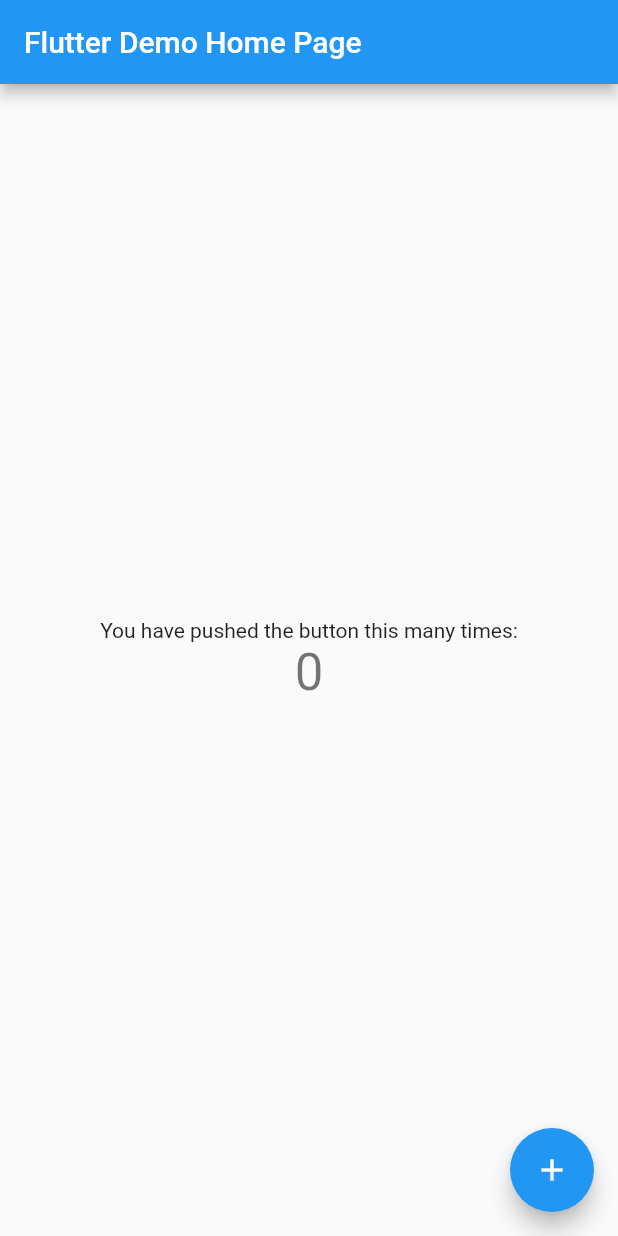
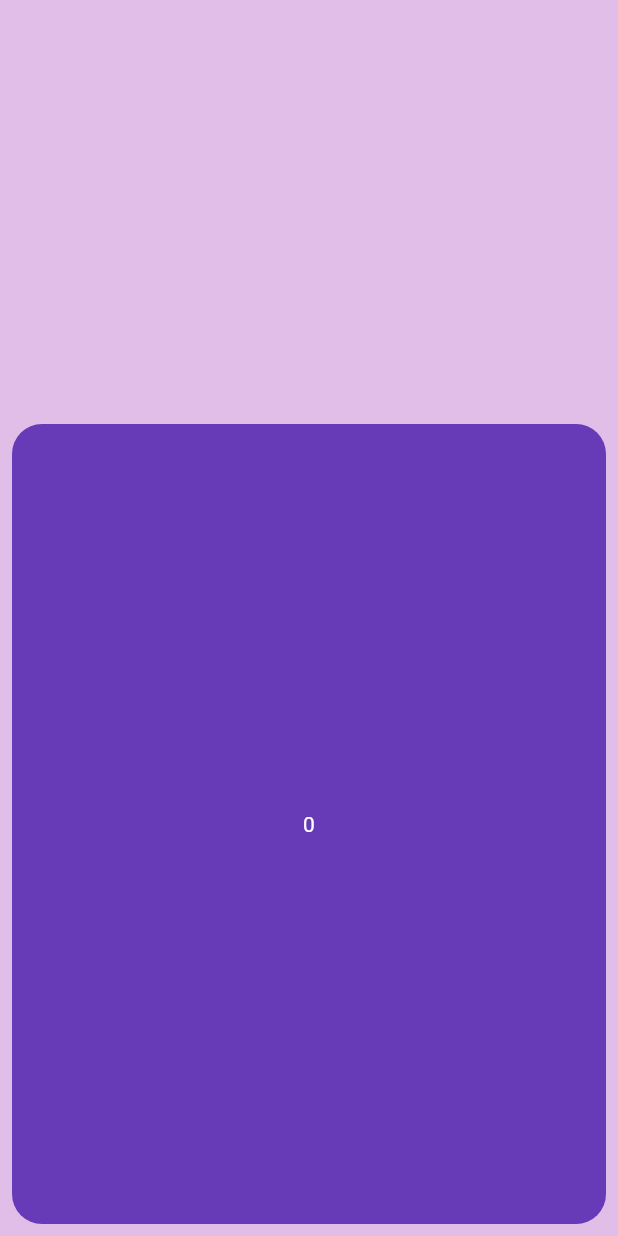
Before and after one commit to Coffee-0/Calculator_Flutter, a Flutter app: the screen it shows after launch, on a phone screen of 412 x 824 dp. Run offline on Flutter 3.47's test engine with Material 2 defaults, Android fonts, the phone set to English and light mode, and no system bars.

Commit message:
working on buttons UI

```diff
--- /dev/null
+++ b/lib/buttons.dart
@@ -0,0 +1,31 @@
+import 'package:flutter/material.dart';
+
+class MyButton extends StatelessWidget {
+  final color;
+  final textColor;
+  final String buttonText;
+
+  const MyButton(
+      {super.key,
+      required this.color,
+      required this.textColor,
+      required this.buttonText});
+
+  @override
+  Widget build(BuildContext context) {
+    return Padding(
+      padding: const EdgeInsets.all(8.0),
+      child: ClipRRect(
+        borderRadius: BorderRadius.circular(20),
+        child: Container(
+          color: color,
+          child: Center(
+              child: Text(
+            buttonText,
+            style: TextStyle(color: textColor),
+          )),
+        ),
+      ),
+    );
+  }
+}
--- a/lib/main.dart
+++ b/lib/main.dart
@@ -1,115 +1,49 @@
+import 'package:calculator/buttons.dart';
 import 'package:flutter/material.dart';
 
-void main() {
-  runApp(const MyApp());
-}
+void main() => runApp(MyApp());
 
 class MyApp extends StatelessWidget {
   const MyApp({super.key});
 
-  // This widget is the root of your application.
   @override
   Widget build(BuildContext context) {
-    return MaterialApp(
-      title: 'Flutter Demo',
-      theme: ThemeData(
-        // This is the theme of your application.
-        //
-        // Try running your application with "flutter run". You'll see the
-        // application has a blue toolbar. Then, without quitting the app, try
-        // changing the primarySwatch below to Colors.green and then invoke
-        // "hot reload" (press "r" in the console where you ran "flutter run",
-        // or simply save your changes to "hot reload" in a Flutter IDE).
-        // Notice that the counter didn't reset back to zero; the application
-        // is not restarted.
-        primarySwatch: Colors.blue,
-      ),
-      home: const MyHomePage(title: 'Flutter Demo Home Page'),
+    return const MaterialApp(
+      debugShowCheckedModeBanner: false,
+      home: HomePage(),
     );
   }
 }
 
-class MyHomePage extends StatefulWidget {
-  const MyHomePage({super.key, required this.title});
-
-  // This widget is the home page of your application. It is stateful, meaning
-  // that it has a State object (defined below) that contains fields that affect
-  // how it looks.
-
-  // This class is the configuration for the state. It holds the values (in this
-  // case the title) provided by the parent (in this case the App widget) and
-  // used by the build method of the State. Fields in a Widget subclass are
-  // always marked "final".
-
-  final String title;
+class HomePage extends StatefulWidget {
+  const HomePage({super.key});
 
   @override
-  State<MyHomePage> createState() => _MyHomePageState();
+  State<HomePage> createState() => _HomePageState();
 }
 
-class _MyHomePageState extends State<MyHomePage> {
-  int _counter = 0;
-
-  void _incrementCounter() {
-    setState(() {
-      // This call to setState tells the Flutter framework that something has
-      // changed in this State, which causes it to rerun the build method below
-      // so that the display can reflect the updated values. If we changed
-      // _counter without calling setState(), then the build method would not be
-      // called again, and so nothing would appear to happen.
-      _counter++;
-    });
-  }
-
+class _HomePageState extends State<HomePage> {
   @override
   Widget build(BuildContext context) {
-    // This method is rerun every time setState is called, for instance as done
-    // by the _incrementCounter method above.
-    //
-    // The Flutter framework has been optimized to make rerunning build methods
-    // fast, so that you can just rebuild anything that needs updating rather
-    // than having to individually change instances of widgets.
     return Scaffold(
-      appBar: AppBar(
-        // Here we take the value from the MyHomePage object that was created by
-        // the App.build method, and use it to set our appbar title.
-        title: Text(widget.title),
+      backgroundColor: Colors.purple[100],
+      body: Column(
+        children: [
+          Expanded(
+            child: Container(),
+          ),
+          const Expanded(
+            flex: 2, // Make this twice as large as the top side
+            child: Center(
+              child: MyButton(
+                color: Colors.deepPurple,
+                textColor: Colors.white,
+                buttonText: '0',
+              ),
+            ),
+          ),
+        ],
       ),
-      body: Center(
-        // Center is a layout widget. It takes a single child and positions it
-        // in the middle of the parent.
-        child: Column(
-          // Column is also a layout widget. It takes a list of children and
-          // arranges them vertically. By default, it sizes itself to fit its
-          // children horizontally, and tries to be as tall as its parent.
-          //
-          // Invoke "debug painting" (press "p" in the console, choose the
-          // "Toggle Debug Paint" action from the Flutter Inspector in Android
-          // Studio, or the "Toggle Debug Paint" command in Visual Studio Code)
-          // to see the wireframe for each widget.
-          //
-          // Column has various properties to control how it sizes itself and
-          // how it positions its children. Here we use mainAxisAlignment to
-          // center the children vertically; the main axis here is the vertical
-          // axis because Columns are vertical (the cross axis would be
-          // horizontal).
-          mainAxisAlignment: MainAxisAlignment.center,
-          children: <Widget>[
-            const Text(
-              'You have pushed the button this many times:',
-            ),
-            Text(
-              '$_counter',
-              style: Theme.of(context).textTheme.headlineMedium,
-            ),
-          ],
-        ),
-      ),
-      floatingActionButton: FloatingActionButton(
-        onPressed: _incrementCounter,
-        tooltip: 'Increment',
-        child: const Icon(Icons.add),
-      ), // This trailing comma makes auto-formatting nicer for build methods.
     );
   }
 }
```
